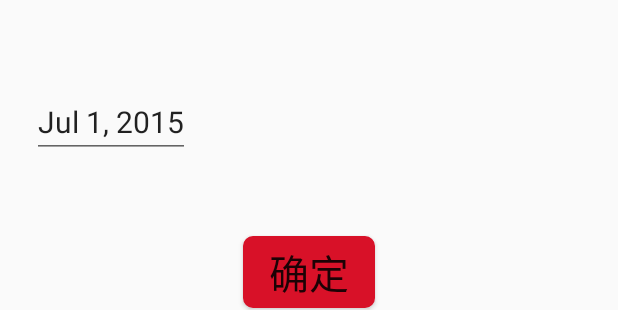
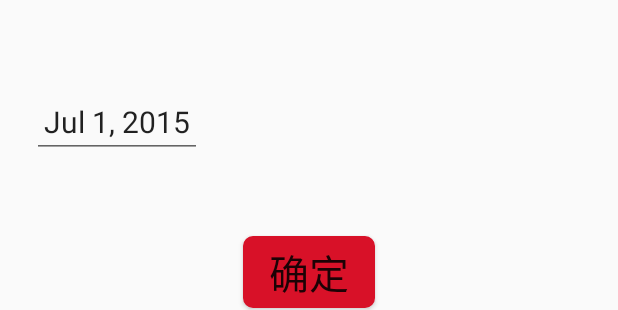
Before and after one commit to michaelchucoder/MamShare, an Android app: the layout fragment_register_profile_baby.xml on its own in the app's theme, with its tools: preview values and no code run, on a phone screen of 412 x 824 dp. Shown: the part 286-596 px from the top of the screen. Run offline under Robolectric (Android 15) with nearby library versions, the phone set to English and light mode, and no system bars.

Commit message:
[Feature] AppBaseTheme

```diff
--- a/app/src/main/java/com/babyspace/mamshare/app/activity/RegisterProfileActivity.java
+++ b/app/src/main/java/com/babyspace/mamshare/app/activity/RegisterProfileActivity.java
@@ -1,8 +1,6 @@
 package com.babyspace.mamshare.app.activity;
 
-import android.app.ActionBar;
 import android.os.Bundle;
-import android.support.annotation.Nullable;
 
 import com.babyspace.mamshare.R;
 import com.babyspace.mamshare.app.fragment.RegisterProfileBabyFragment;
--- a/app/src/main/res/layout/fragment_register_profile_baby.xml
+++ b/app/src/main/res/layout/fragment_register_profile_baby.xml
@@ -30,7 +30,7 @@
 
         <com.michael.library.widget.custom.DatePicker
             android:id="@+id/long_date"
-            style="@android:style/Widget.TextView.SpinnerItem"
+            style="@android:style/Widget.Holo.TextView.SpinnerItem"
             android:textSize="30px"
             android:layout_width="wrap_content"
             android:layout_height="wrap_content" />
```
Also changed, not shown: app/src/main/java/com/babyspace/mamshare/app/fragment/RegisterProfileBabyFragment.java (+8 -1 lines).
